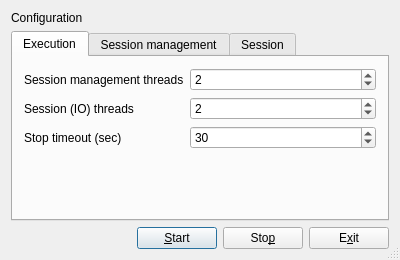
Old version of the form src/ma/echo/server/qt/mainform.ui in the repository mabrarov/asio_samples.
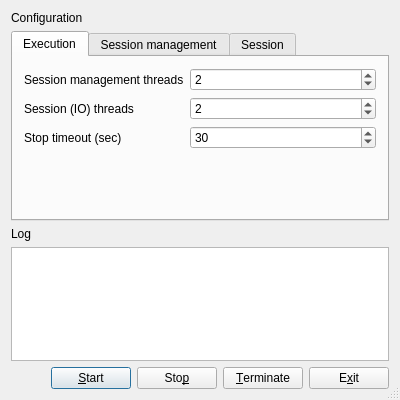
New version of the form.

What changed in the file:
```diff
--- a/src/ma/echo/server/qt/mainform.ui
+++ b/src/ma/echo/server/qt/mainform.ui
@@ -7,7 +7,7 @@
     <x>0</x>
     <y>0</y>
     <width>400</width>
-    <height>237</height>
+    <height>400</height>
    </rect>
   </property>
   <property name="windowTitle">
@@ -16,7 +16,7 @@
   <property name="sizeGripEnabled">
    <bool>true</bool>
   </property>
-  <layout class="QVBoxLayout" name="mainLayout">
+  <layout class="QVBoxLayout" name="mainLayout" stretch="0,0,0,1,0">
    <item>
     <widget class="QLabel" name="configurationLabel">
      <property name="text">
@@ -289,7 +289,27 @@
     </widget>
    </item>
    <item>
-    <layout class="QHBoxLayout" name="controlButtonLayout" stretch="0,0,0,0">
+    <widget class="QLabel" name="logLabel">
+     <property name="text">
+      <string>Log</string>
+     </property>
+    </widget>
+   </item>
+   <item>
+    <widget class="QPlainTextEdit" name="logTextEdit">
+     <property name="tabChangesFocus">
+      <bool>true</bool>
+     </property>
+     <property name="lineWrapMode">
+      <enum>QPlainTextEdit::NoWrap</enum>
+     </property>
+     <property name="readOnly">
+      <bool>true</bool>
+     </property>
+    </widget>
+   </item>
+   <item>
+    <layout class="QHBoxLayout" name="controlButtonLayout" stretch="0,0,0,0,0">
      <item>
       <spacer name="controlButtonSpacer">
        <property name="orientation">
@@ -320,6 +340,13 @@
        </property>
       </widget>
      </item>
+     <item>
+      <widget class="QPushButton" name="terminateButton">
+       <property name="text">
+        <string>&amp;Terminate</string>
+       </property>
+      </widget>
+     </item>
      <item>
       <widget class="QPushButton" name="exitButton">
        <property name="text">
```
Left out of the diff: 2 changed lines with no effect on the pictures.
